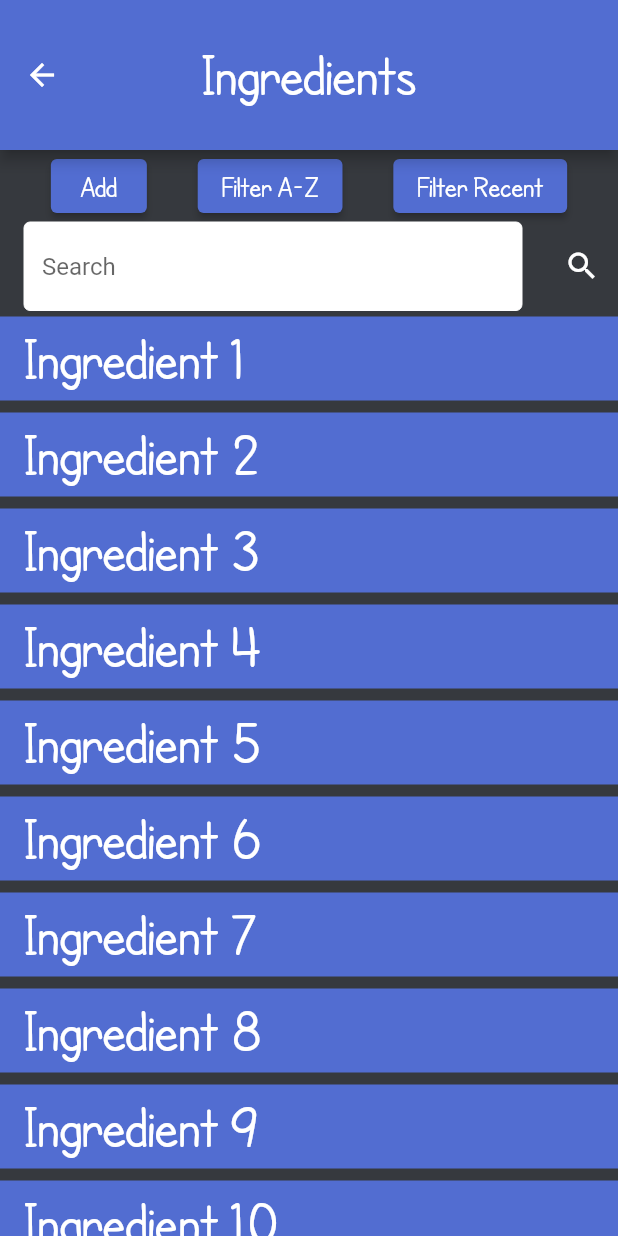
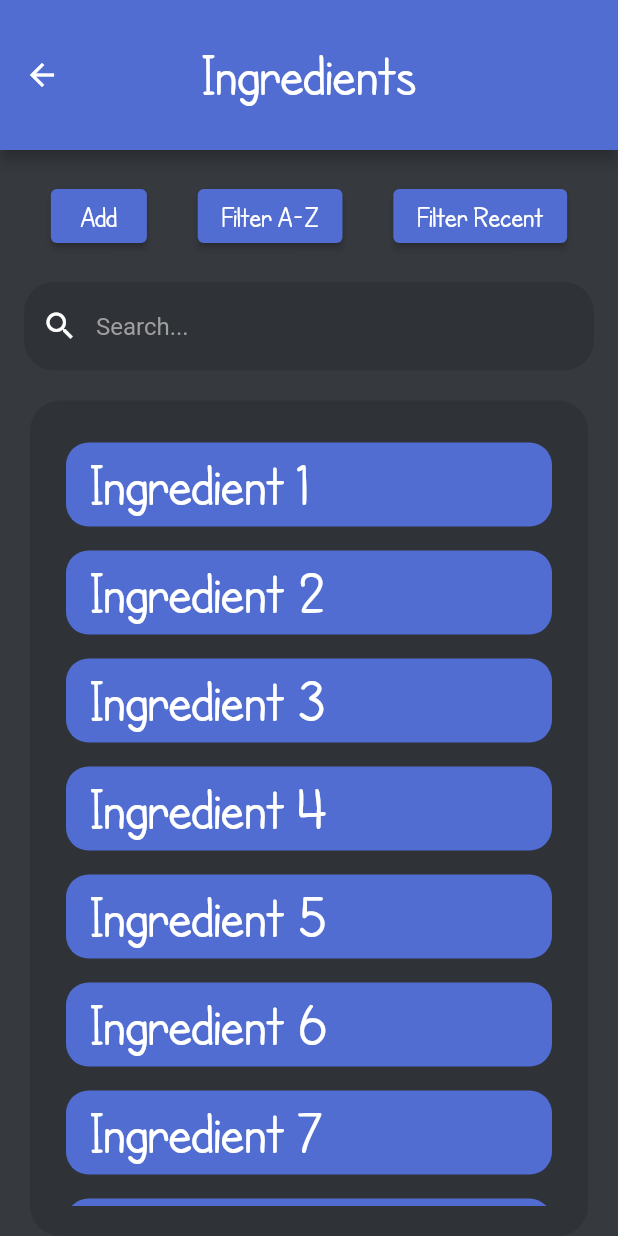
Before and after one commit to kristianduke/fridge-app-dev, a Flutter app: the Ingredients screen opened directly, on a phone screen of 412 x 824 dp. Run offline on Flutter 3.47's test engine with Material 2 defaults, Android fonts, the phone set to English and light mode, and no system bars; our stand-ins replace cloud_firestore, firebase_core, table_calendar; accounts and stored records are empty.

Commit message:
Cleaned UI & Fixed Previous Merge Issues

```diff
--- a/fridge_app/lib/Ingredients.dart
+++ b/fridge_app/lib/Ingredients.dart
@@ -1,4 +1,5 @@
 import 'package:flutter/material.dart';
+import 'package:fridge_app/components/containers/list_container.dart';
 import 'AddIngredients.dart';
 import 'package:intl/intl.dart';
 
@@ -58,6 +59,7 @@ class MyFlutterState extends State<Ingredients> {
         child: Column(
           mainAxisAlignment: MainAxisAlignment.start,
           children: <Widget>[
+            const SizedBox(height: 20),
             Row(
               mainAxisAlignment: MainAxisAlignment.spaceEvenly,
               children: <Widget>[
@@ -84,38 +86,48 @@ class MyFlutterState extends State<Ingredients> {
                 ),
               ],
             ),
+            const SizedBox(height: 20),
             Row(
               children: <Widget>[
-                const Expanded(
+                Expanded(
                   child: Padding(
-                    padding: EdgeInsets.symmetric(horizontal: 16),
+                    padding: const EdgeInsets.symmetric(horizontal: 16),
                     child: TextField(
+                      onChanged: (value){
+                        setState(() {
+                          // Update Search Query Here
+                        });
+                      },
+                      style: const TextStyle(color: Colors.white),
                       decoration: InputDecoration(
                           filled: true,
-                        fillColor: Colors.white,
-                        hintText: 'Search',
-                        enabledBorder: OutlineInputBorder(
-                            borderSide:
-                                BorderSide(color: Colors.white, width: 0.0)),
+                          fillColor: Colors.black12,
+                          hintText: 'Search...',
+                          hintStyle: const TextStyle(color: Colors.grey),
+                          prefixIcon: const Icon(Icons.search, color: Colors.white),
+                          border: OutlineInputBorder(
+                            borderSide: BorderSide.none,
+                            borderRadius: BorderRadius.circular(20.0),
+                          )
                       ),
                     ),
                   ),
-                ),
-                IconButton(
-                  icon: const Icon(
-                    Icons.search,
-                    color: Colors.white,
-                  ),
-                  onPressed: () {},
-                ),
+                )
               ],
             ),
-            Expanded(
-              child: ListView.builder(
+            const SizedBox(height: 20),
+            Expanded(child: Container(
+              margin: const EdgeInsets.only(left: 20, right: 20),
+              child: ListContainer(child: ListView.builder(
+                shrinkWrap: true,
                 itemCount: _ingredients.length,
                 itemBuilder: (BuildContext context, int index) {
                   return Padding(
                     padding: const EdgeInsets.symmetric(vertical: 4.0),
+                    child: Card(
+                      color: const Color(0xFF526dd1),
+                      shadowColor: Colors.transparent,
+                      shape: RoundedRectangleBorder(borderRadius: BorderRadius.circular(15)),
                       child: ListTile(
                         title: Text(_ingredients[index].name,
                             style: const TextStyle(
@@ -123,13 +135,13 @@ class MyFlutterState extends State<Ingredients> {
                         onTap: () {
                           _showIngredientDetails(_ingredients[index]);
                         },
-                      tileColor: const Color(0xFF526dd1),
                         textColor: Colors.white,
+                      )
                     ),
                   );
                 },
-              ),
-            )
+              )),
+            ))
           ],
         ),
       ),
--- a/fridge_app/lib/components/containers/list_container.dart
+++ b/fridge_app/lib/components/containers/list_container.dart
@@ -7,7 +7,7 @@ class ListContainer extends StatelessWidget{
 
   @override
   Widget build(BuildContext context){
-    return Expanded(child: Container(
+    return Container(
       decoration: const BoxDecoration(
           color: Colors.black12,
           borderRadius: BorderRadius.all(Radius.circular(20))
@@ -15,8 +15,11 @@ class ListContainer extends StatelessWidget{
       clipBehavior: Clip.antiAlias,
       child: Container(
         margin: const EdgeInsets.all(20),
-        child: child,
-      ),
-    ));
+        child: SingleChildScrollView(child: SizedBox(
+          height: MediaQuery.of(context).size.height - 250,
+          child: child
+        ),
+      )),
+    );
   }
 }
--- a/fridge_app/pubspec.yaml
+++ b/fridge_app/pubspec.yaml
@@ -37,6 +37,7 @@ dependencies:
   cupertino_icons: ^1.0.2
   firebase_core: ^2.11.0
   cloud_firestore: ^4.6.0
+  table_calendar: ^3.0.9
 
 dev_dependencies:
   flutter_test:
```
Also changed, not shown: fridge_app/lib/BrowseRecipes.dart (+19 -23 lines). Lines whose indentation alone changed are shown as unchanged.
